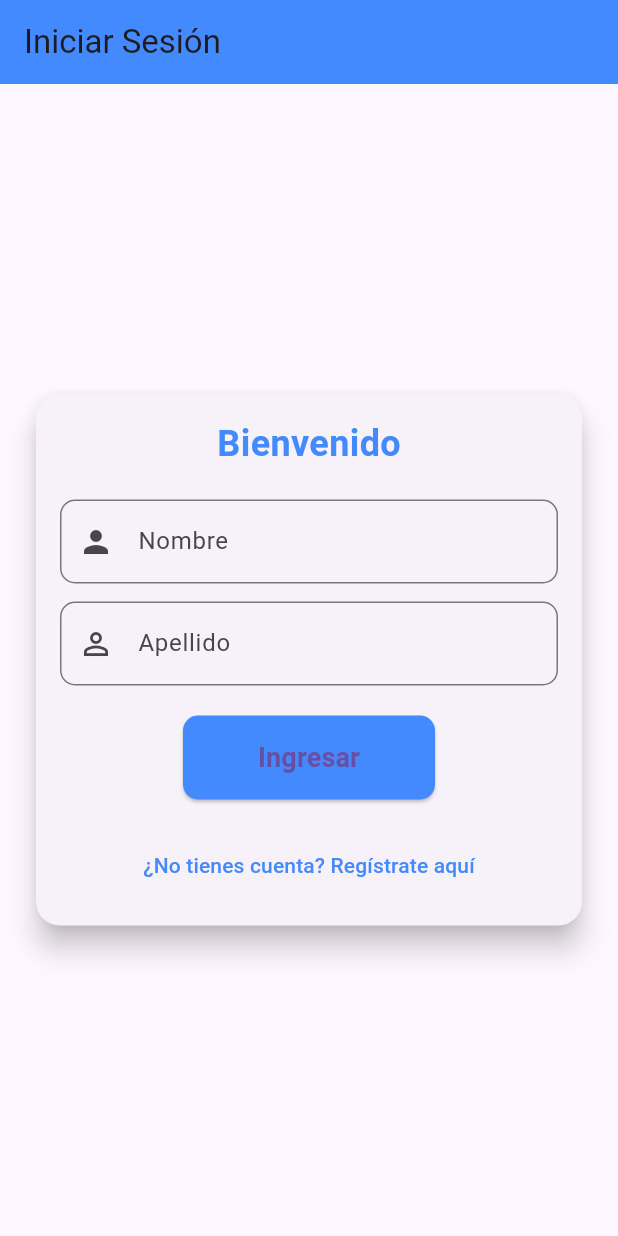
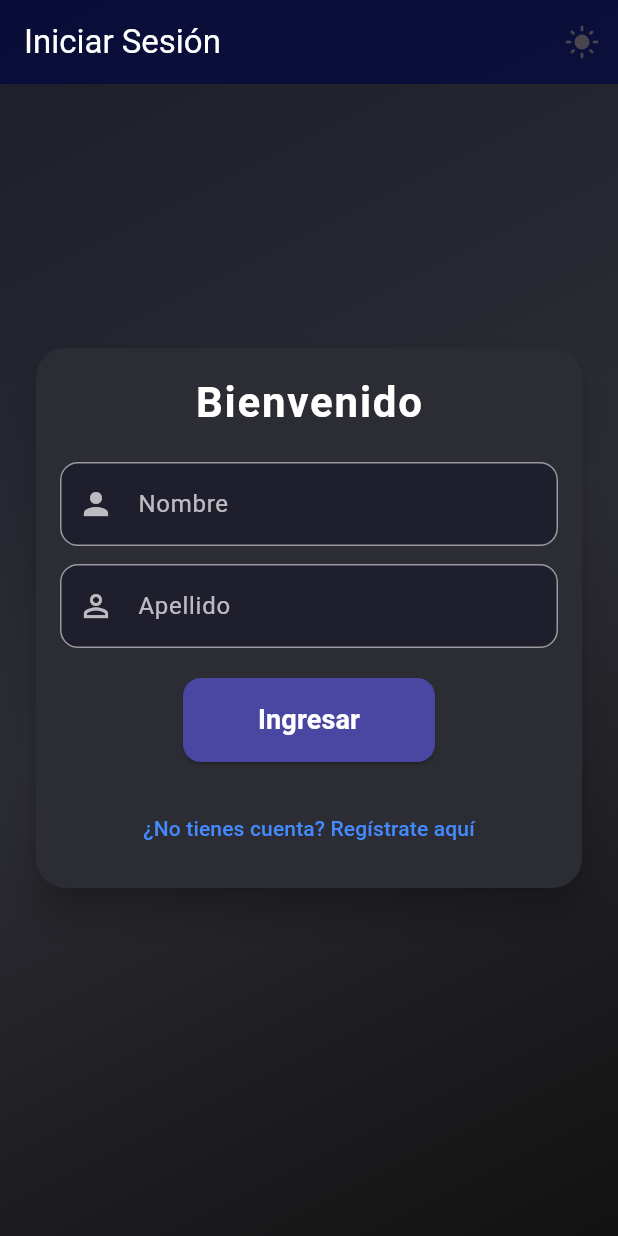
Before and after one commit to AugustoUCE/DM-Flutter, a Flutter app: the screen it shows after launch, on a phone screen of 412 x 824 dp. Run offline on Flutter 3.47's test engine with Material 3 defaults, Android fonts, the phone set to English and light mode, and no system bars; our stand-ins replace permission_handler, sqflite; accounts and stored records are empty.

Commit message:
modoOscuro

```diff
--- a/lib/views/login_screen.dart
+++ b/lib/views/login_screen.dart
@@ -4,45 +4,84 @@ import '../controllers/login_controller.dart';
 import 'vehicle_list/vehicle_list_screen.dart';
 import 'register_screen.dart';
 
-class LoginScreen extends StatelessWidget {
+class LoginScreen extends StatefulWidget {
+  const LoginScreen({super.key});
+
+  @override
+  State<LoginScreen> createState() => _LoginScreenState();
+}
+
+class _LoginScreenState extends State<LoginScreen> {
   final LoginController _controller = LoginController();
   final TextEditingController firstNameController = TextEditingController();
   final TextEditingController lastNameController = TextEditingController();
 
-  LoginScreen({super.key});
+  bool isDarkMode = true; // Inicialmente en modo oscuro
 
   @override
-  Widget build(BuildContext context) {
+  void initState() {
+    super.initState();
     final dbController = DatabaseController();
     WidgetsFlutterBinding.ensureInitialized();
     dbController.initializeDefaultUsers();
     dbController.initializeDefaultVehicles(dbController);
+  }
 
+  @override
+  Widget build(BuildContext context) {
     return Scaffold(
       appBar: AppBar(
-        title: const Text('Iniciar Sesión'),
-        backgroundColor: Colors.blueAccent,
+        title: const Text(
+          'Iniciar Sesión',
+          style: TextStyle(color: Colors.white),
         ),
-      body: Center(
+        backgroundColor: isDarkMode ? const Color.fromARGB(190, 2, 8, 61) : Colors.blueAccent,
+        elevation: 0,
+        actions: [
+          IconButton(
+            icon: Icon(isDarkMode ? Icons.light_mode : Icons.dark_mode),
+            onPressed: () {
+              setState(() {
+                isDarkMode = !isDarkMode; // Alternar entre modos
+              });
+            },
+          ),
+        ],
+      ),
+      extendBodyBehindAppBar: true,
+      body: Container(
+        decoration: BoxDecoration(
+          gradient: isDarkMode
+              ? const LinearGradient(
+                  colors: [Color(0xFF1E1E2C), Color(0xFF2C2C34), Color(0xFF121212)],
+                  begin: Alignment.topLeft,
+                  end: Alignment.bottomRight,
+                )
+              : null, // Sin degradado en modo claro
+          color: isDarkMode ? null : Colors.white, // Fondo blanco en modo claro
+        ),
+        child: Center(
           child: Padding(
             padding: const EdgeInsets.all(20.0),
             child: Card(
-            elevation: 8.0,
+              elevation: 10.0,
               shape: RoundedRectangleBorder(
-              borderRadius: BorderRadius.circular(16.0),
+                borderRadius: BorderRadius.circular(20.0),
               ),
+              color: isDarkMode ? const Color(0xFF2C2C34) : Colors.white, // Fondo dinámico
               child: Padding(
                 padding: const EdgeInsets.all(16.0),
                 child: Column(
                   mainAxisSize: MainAxisSize.min,
                   children: [
                     // Título
-                  const Text(
+                    Text(
                       'Bienvenido',
                       style: TextStyle(
-                      fontSize: 24,
+                        fontSize: 28,
                         fontWeight: FontWeight.bold,
-                      color: Colors.blueAccent,
+                        color: isDarkMode ? Colors.white : Colors.black,
+                        letterSpacing: 1.2,
                       ),
                     ),
                     const SizedBox(height: 20),
@@ -52,11 +91,35 @@ class LoginScreen extends StatelessWidget {
                       controller: firstNameController,
                       decoration: InputDecoration(
                         labelText: 'Nombre',
-                      prefixIcon: const Icon(Icons.person),
+                        labelStyle: TextStyle(
+                          color: isDarkMode ? Colors.white70 : Colors.black54,
+                        ),
+                        prefixIcon: Icon(
+                          Icons.person,
+                          color: isDarkMode ? Colors.white70 : Colors.black54,
+                        ),
                         border: OutlineInputBorder(
-                        borderRadius: BorderRadius.circular(10.0),
+                          borderRadius: BorderRadius.circular(12.0),
+                          borderSide: BorderSide(
+                            color: isDarkMode ? Colors.white54 : Colors.black26,
                           ),
                         ),
+                        enabledBorder: OutlineInputBorder(
+                          borderRadius: BorderRadius.circular(12.0),
+                          borderSide: BorderSide(
+                            color: isDarkMode ? Colors.white54 : Colors.black26,
+                          ),
+                        ),
+                        focusedBorder: OutlineInputBorder(
+                          borderRadius: BorderRadius.circular(12.0),
+                          borderSide: BorderSide(
+                            color: isDarkMode ? Colors.blueAccent : Colors.blue,
+                          ),
+                        ),
+                        filled: true,
+                        fillColor: isDarkMode ? const Color(0xFF1E1E2C) : Colors.white,
+                      ),
+                      style: TextStyle(color: isDarkMode ? Colors.white : Colors.black),
                       textInputAction: TextInputAction.next,
                     ),
                     const SizedBox(height: 12),
@@ -67,11 +130,35 @@ class LoginScreen extends StatelessWidget {
                       obscureText: true,
                       decoration: InputDecoration(
                         labelText: 'Apellido',
-                      prefixIcon: const Icon(Icons.person_outline),
+                        labelStyle: TextStyle(
+                          color: isDarkMode ? Colors.white70 : Colors.black54,
+                        ),
+                        prefixIcon: Icon(
+                          Icons.person_outline,
+                          color: isDarkMode ? Colors.white70 : Colors.black54,
+                        ),
                         border: OutlineInputBorder(
-                        borderRadius: BorderRadius.circular(10.0),
+                          borderRadius: BorderRadius.circular(12.0),
+                          borderSide: BorderSide(
+                            color: isDarkMode ? Colors.white54 : Colors.black26,
                           ),
                         ),
+                        enabledBorder: OutlineInputBorder(
+                          borderRadius: BorderRadius.circular(12.0),
+                          borderSide: BorderSide(
+                            color: isDarkMode ? Colors.white54 : Colors.black26,
+                          ),
+                        ),
+                        focusedBorder: OutlineInputBorder(
+                          borderRadius: BorderRadius.circular(12.0),
+                          borderSide: BorderSide(
+                            color: isDarkMode ? Colors.blueAccent : Colors.blue,
+                          ),
+                        ),
+                        filled: true,
+                        fillColor: isDarkMode ? const Color(0xFF1E1E2C) : Colors.white,
+                      ),
+                      style: TextStyle(color: isDarkMode ? Colors.white : Colors.black),
                       textInputAction: TextInputAction.done,
                     ),
                     const SizedBox(height: 20),
@@ -79,14 +166,18 @@ class LoginScreen extends StatelessWidget {
                     // Botón de ingreso
                     ElevatedButton(
                       style: ElevatedButton.styleFrom(
-                      backgroundColor: Colors.blueAccent,
+                        backgroundColor: isDarkMode
+                            ? const Color(0xFF4A47A3)
+                            : Colors.blueAccent,
                         shape: RoundedRectangleBorder(
-                        borderRadius: BorderRadius.circular(10.0),
+                          borderRadius: BorderRadius.circular(12.0),
                         ),
                         padding: const EdgeInsets.symmetric(
-                          vertical: 15, horizontal: 50),
+                          vertical: 15,
+                          horizontal: 50,
                         ),
-                    onPressed: () async {
+                      ),
+                      onPressed: () {
                         if (_controller.authenticate(
                           firstNameController.text,
                           lastNameController.text,
@@ -94,24 +185,27 @@ class LoginScreen extends StatelessWidget {
                           Navigator.pushReplacement(
                             context,
                             MaterialPageRoute(
-                              builder: (_) => const VehicleListScreen()),
+                              builder: (_) => const VehicleListScreen(),
+                            ),
                           );
                         } else {
                           ScaffoldMessenger.of(context).showSnackBar(
-                          const SnackBar(
-                              content: Text('Credenciales inválidas')),
+                            const SnackBar(content: Text('Credenciales inválidas')),
                           );
                         }
                       },
-                    child: const Text(
+                      child: Text(
                         'Ingresar',
                         style: TextStyle(
                           fontSize: 18,
                           fontWeight: FontWeight.bold,
+                          color: isDarkMode ? Colors.white : Colors.white,
                         ),
                       ),
                     ),
                     const SizedBox(height: 20),
+
+                    // Enlace para registrarse
                     TextButton(
                       onPressed: () {
                         Navigator.push(
@@ -119,9 +213,12 @@ class LoginScreen extends StatelessWidget {
                           MaterialPageRoute(builder: (_) => RegisterScreen()),
                         );
                       },
-                    child: const Text(
+                      child: Text(
                         '¿No tienes cuenta? Regístrate aquí',
-                      style: TextStyle(color: Colors.blueAccent),
+                        style: TextStyle(
+                          color: isDarkMode ? Colors.blueAccent : Colors.blue,
+                          fontSize: 14,
+                        ),
                       ),
                     ),
                   ],
@@ -130,6 +227,7 @@ class LoginScreen extends StatelessWidget {
             ),
           ),
         ),
+      ),
     );
   }
 }
```
Lines whose indentation alone changed are shown as unchanged.
